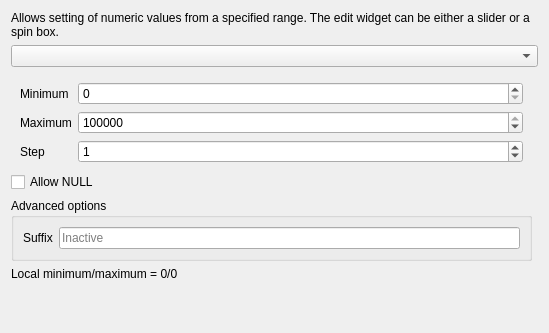
carsmie/QGIS, file src/ui/editorwidgets/qgsrangeconfigdlgbase.ui: the form before one commit.
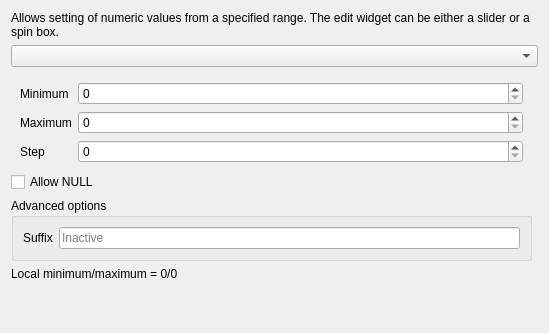
The form after the commit. Custom widgets are drawn as their Qt base class.

Diff of the .ui file:
```diff
--- a/src/ui/editorwidgets/qgsrangeconfigdlgbase.ui
+++ b/src/ui/editorwidgets/qgsrangeconfigdlgbase.ui
@@ -112,15 +112,6 @@
        </item>
        <item row="1" column="1">
         <widget class="QSpinBox" name="maximumSpinBox">
-         <property name="minimum">
-          <number>−2147483648</number>
-         </property>
-         <property name="maximum">
-          <number>2147483647</number>
-         </property>
-         <property name="value">
-          <number>2147483647</number>
-         </property>
         </widget>
        </item>
        <item row="2" column="0">
@@ -132,12 +123,6 @@
        </item>
        <item row="2" column="1">
         <widget class="QSpinBox" name="stepSpinBox">
-         <property name="maximum">
-          <number>2147483647</number>
-         </property>
-         <property name="value">
-          <number>1</number>
-         </property>
         </widget>
        </item>
       </layout>
```
Left out of the diff: 9 changed lines with no effect on the pictures.
